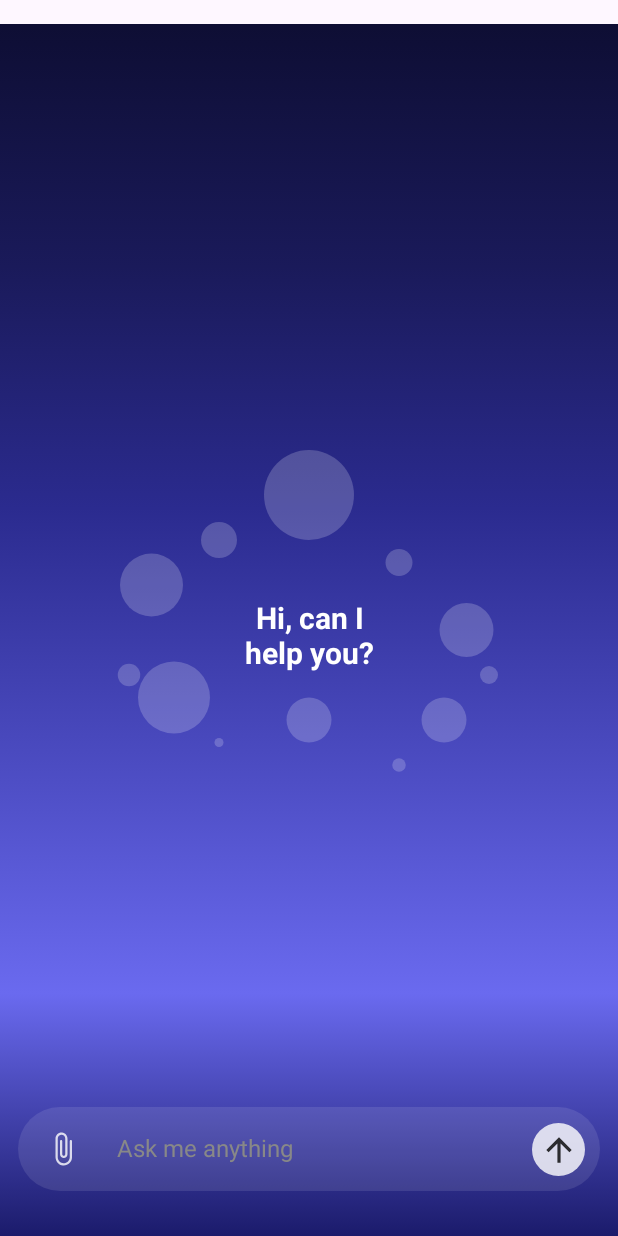
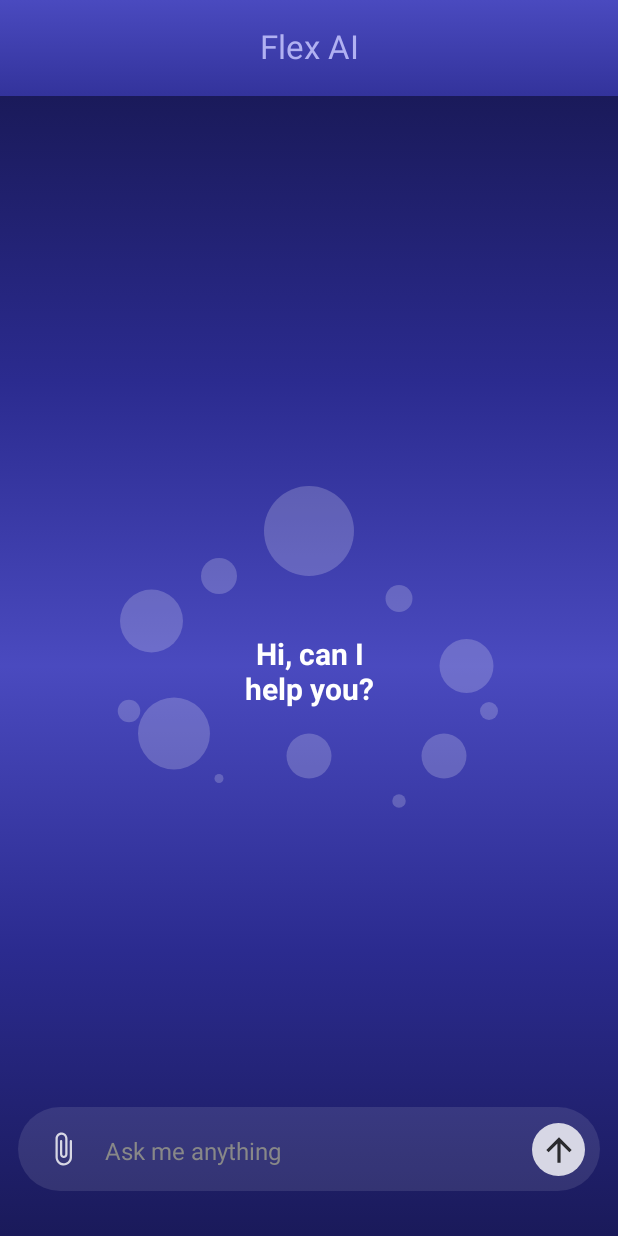
Before and after one commit to RKSRTX76/Flex-AI, an Android app built with Jetpack Compose: the screen it shows after launch (MainActivity), on a phone screen of 412 x 824 dp. Run offline under Robolectric (Android 15) with nearby library versions, the phone set to English and light mode, and no system bars; our stand-ins replace Dagger/Hilt's generated code, accompanist.

Commit message:
UI internal changes

```diff
--- a/app/build.gradle.kts
+++ b/app/build.gradle.kts
@@ -73,6 +73,9 @@ dependencies {
 
 
 
+
+
+
     implementation(libs.androidx.core.ktx)
     implementation(libs.androidx.lifecycle.runtime.ktx)
     implementation(libs.androidx.activity.compose)
--- a/app/src/main/java/com/rksrtx76/flex_ai/MainActivity.kt
+++ b/app/src/main/java/com/rksrtx76/flex_ai/MainActivity.kt
@@ -4,8 +4,10 @@ import android.os.Bundle
 import androidx.activity.ComponentActivity
 import androidx.activity.compose.setContent
 import androidx.activity.enableEdgeToEdge
+import androidx.compose.foundation.background
 import androidx.compose.foundation.layout.fillMaxSize
 import androidx.compose.material3.MaterialTheme
+import androidx.compose.material3.Scaffold
 import androidx.compose.material3.Surface
 import androidx.compose.ui.Modifier
 import com.rksrtx76.flex_ai.presentation.HomeScreen
@@ -19,11 +21,12 @@ class MainActivity : ComponentActivity() {
         enableEdgeToEdge()
         setContent {
             FlexAITheme {
-                Surface(
-                    modifier = Modifier.fillMaxSize(),
-                    color = MaterialTheme.colorScheme.background
-                ) {
-                    HomeScreen()
+                Scaffold (
+                    modifier = Modifier
+                        .fillMaxSize()
+                        .background(MaterialTheme.colorScheme.background),
+                ) { paddingValues ->
+                    HomeScreen(paddingValues = paddingValues)
                 }
             }
         }
--- a/app/src/main/java/com/rksrtx76/flex_ai/data/ChatData.kt
+++ b/app/src/main/java/com/rksrtx76/flex_ai/data/ChatData.kt
@@ -16,7 +16,7 @@ object ChatData {
     // without image
     suspend fun getResponse(prompt : String) : Chat {
         val generativeModel = GenerativeModel(
-            modelName = "gemini-1.5-pro",
+            modelName = "gemini-2.5-flash",
             apiKey = API_KEY
         )
         try {
--- a/app/src/main/java/com/rksrtx76/flex_ai/presentation/AppBar.kt
+++ b/app/src/main/java/com/rksrtx76/flex_ai/presentation/AppBar.kt
@@ -17,7 +17,8 @@ import androidx.compose.ui.tooling.preview.Preview
 @Composable
 fun AppBar(
     title: String,
-    scrollBehavior: TopAppBarScrollBehavior
+    scrollBehavior: TopAppBarScrollBehavior,
+    modifier : Modifier = Modifier
 ) {
     CenterAlignedTopAppBar(
         scrollBehavior = scrollBehavior,
@@ -33,18 +34,25 @@ fun AppBar(
             titleContentColor = Color(0xFFB1B1F2),
             navigationIconContentColor = Color(0xFFB1B1F2)
         ),
-        modifier = Modifier
+        modifier = modifier
             .background(
                 Brush.verticalGradient(
                     colors = listOf(
                         Color(0xFF4A4ABF),
                         Color(0xFF2B2B8F),
                         Color(0xFF1A1A5A),
-                        Color(0xFF0E0E34),
-                        Color.Transparent
+//                        Color(0xFF2B2B8F),
+//                        Color(0xFF4A4ABF),
+//                        Color(0xFF2B2B8F),
+//                        Color.Transparent,
+//                        Color(0xFF1A1A5A),
+//                        Color(0xFF2B2B8F),
+//                        Color(0xFF4A4ABF),
+//                        Color(0xFF2B2B8F),
+//                        Color(0xFF1A1A5A)
                     ),
                     startY = 0f,
-                    endY = 400f
+                    endY = 260f
                 )
             )
     )
--- a/app/src/main/java/com/rksrtx76/flex_ai/presentation/ChatScreen.kt
+++ b/app/src/main/java/com/rksrtx76/flex_ai/presentation/ChatScreen.kt
@@ -20,6 +20,7 @@ import androidx.compose.foundation.layout.height
 import androidx.compose.foundation.layout.navigationBarsPadding
 import androidx.compose.foundation.layout.padding
 import androidx.compose.foundation.layout.size
+import androidx.compose.foundation.layout.systemBarsPadding
 import androidx.compose.foundation.layout.width
 import androidx.compose.foundation.lazy.LazyColumn
 import androidx.compose.foundation.lazy.itemsIndexed
@@ -28,9 +29,11 @@ import androidx.compose.foundation.text.BasicTextField
 import androidx.compose.material.icons.Icons
 import androidx.compose.material.icons.filled.ArrowUpward
 import androidx.compose.material.icons.rounded.AttachFile
+import androidx.compose.material3.ExperimentalMaterial3Api
 import androidx.compose.material3.Icon
 import androidx.compose.material3.MaterialTheme
 import androidx.compose.material3.Text
+import androidx.compose.material3.TopAppBarScrollBehavior
 import androidx.compose.runtime.Composable
 import androidx.compose.runtime.collectAsState
 import androidx.compose.ui.Alignment
@@ -41,6 +44,7 @@ import androidx.compose.ui.graphics.Brush
 import androidx.compose.ui.graphics.Color
 import androidx.compose.ui.graphics.SolidColor
 import androidx.compose.ui.graphics.asImageBitmap
+import androidx.compose.ui.input.nestedscroll.nestedScroll
 import androidx.compose.ui.layout.ContentScale
 import androidx.compose.ui.platform.LocalContext
 import androidx.compose.ui.text.TextStyle
@@ -57,17 +61,19 @@ import com.rksrtx76.flex_ai.ChatUiEvents
 import kotlinx.coroutines.flow.update
 
 
+@OptIn(ExperimentalMaterial3Api::class)
 @Composable
 fun ChatScreen(
-
-){
+    modifier : Modifier = Modifier,
+    scrollBehavior: TopAppBarScrollBehavior,
+    paddingValues : PaddingValues
+) {
     val chatViewModel = hiltViewModel<ChatViewModel>()
     val chatState = chatViewModel.chatState.collectAsState().value
 
-
     val bitmap = getBitmap(chatViewModel)
 
-    // Pick image from device
+    // Image Picker
     val imagePicker = rememberLauncherForActivityResult(
         contract = ActivityResultContracts.PickVisualMedia()
     ) { uri ->
@@ -77,33 +83,34 @@ fun ChatScreen(
     }
 
     Box(
-        modifier = Modifier
+        modifier = modifier
             .fillMaxSize()
-            .background(MaterialTheme.colorScheme.background)
-            .padding(top = 16.dp)
-            .navigationBarsPadding()
-    ){
-        // Gradient background with blur effect
+            .padding(bottom = paddingValues.calculateBottomPadding())
+            .background(Color(0xFF1A1A5A))
+    ) {
+        // Background and blur effect
         Box(
             modifier = Modifier
                 .fillMaxSize()
                 .background(
                     brush = Brush.verticalGradient(
                         colors = listOf(
-                            Color(0xFF0E0E34),
+//                            Color(0xFF0E0E34),
                             Color(0xFF1A1A5A),
                             Color(0xFF2B2B8F),
                             Color(0xFF4A4ABF),
-                            Color(0xFF6A6AEF),
-                            Color(0xFF1B1B6B)
+//                            Color(0xFF6A6AEF),
+                            Color(0xFF2B2B8F),
+                            Color(0xFF1A1A5A)
                         ),
                         startY = 0f,
                         endY = Float.POSITIVE_INFINITY
                     )
                 )
-                .blur(28.dp) // Balanced blur for a gentle glowing effect
+                .blur(28.dp)
         )
-        if(chatState.chatList.isEmpty()){
+
+        if (chatState.chatList.isEmpty()) {
             Box(
                 modifier = Modifier.fillMaxSize(),
                 contentAlignment = Alignment.Center
@@ -111,6 +118,7 @@ fun ChatScreen(
                 CircularBubblePattern()
             }
         }
+
         Column(
             modifier = Modifier
                 .fillMaxSize()
@@ -121,16 +129,17 @@ fun ChatScreen(
                 modifier = Modifier
                     .weight(1f)
                     .fillMaxWidth()
-                        .padding(horizontal = 8.dp),
+                    .padding(horizontal = 8.dp)
+                    .nestedScroll(scrollBehavior.nestedScrollConnection), // Apply scroll connection
                 reverseLayout = true
             ) {
-                    itemsIndexed(chatState.chatList){ index, chat ->
-                        if(chat.isFromUser){
+                itemsIndexed(chatState.chatList) { index, chat ->
+                    if (chat.isFromUser) {
                         UserChat(
                             prompt = chat.prompt,
                             bitmap = chat.bitmap
                         )
-                        }else{
+                    } else {
                         ModelChat(response = chat.prompt)
                     }
                 }
@@ -145,7 +154,7 @@ fun ChatScreen(
                     )
                     .padding(horizontal = 10.dp, vertical = 8.dp),
                 verticalAlignment = Alignment.CenterVertically,
-                    horizontalArrangement = Arrangement.Absolute.SpaceBetween
+                horizontalArrangement = Arrangement.SpaceBetween
             ) {
                 Icon(
                     imageVector = Icons.Rounded.AttachFile,
@@ -178,19 +187,18 @@ fun ChatScreen(
                     }
                 }
 
-                    Spacer(modifier = Modifier.width(8.dp))
+                Spacer(modifier = Modifier.height(8.dp))
 
                 BasicTextField(
-                        modifier = Modifier.weight(1f),
+                    modifier = Modifier.weight(1f).padding(top = 4.dp),
                     value = chatState.prompt,
                     textStyle = TextStyle(fontSize = 16.sp, color = Color.White),
                     cursorBrush = SolidColor(Color.White),
                     onValueChange = {
                         chatViewModel.onEvent(ChatUiEvents.UpdatePrompt(it))
                     },
-                        // placeholder not exist in this TextField
                     decorationBox = { innerTextField ->
-                            if(chatState.prompt.isEmpty()){
+                        if (chatState.prompt.isEmpty()) {
                             Text(
                                 text = "Ask me anything",
                                 fontSize = 16.sp,
@@ -201,7 +209,6 @@ fun ChatScreen(
                     }
                 )
 
-
                 Spacer(modifier = Modifier.width(8.dp))
 
                 Box(
@@ -210,7 +217,7 @@ fun ChatScreen(
                         .clip(RoundedCornerShape(50.dp))
                         .background(Color.White.copy(alpha = 0.8f)),
                     contentAlignment = Alignment.Center
-                    ){
+                ) {
                     Icon(
                         modifier = Modifier
                             .size(25.dp)
@@ -226,7 +233,6 @@ fun ChatScreen(
             }
         }
     }
-
 }
 
 
@@ -287,7 +293,7 @@ fun UserChat(prompt: String, bitmap: Bitmap?) {
                 Row(
                     modifier = Modifier
                         .clip(RoundedCornerShape(20.dp))
-                        .background(Color.White)
+                        .background(Color.White.copy(alpha = 0.8f))
                         .padding(horizontal = 20.dp, vertical = 8.dp),
                     horizontalArrangement = Arrangement.End
                 ) {
@@ -331,10 +337,10 @@ fun ModelChat(response: String) {
 
 
 
-@Preview(showBackground = true, showSystemUi = true)
-@Composable
-fun PreviewChatScreen() {
-    MaterialTheme {
-        ChatScreen()
-    }
-}
+//@Preview(showBackground = true, showSystemUi = true)
+//@Composable
+//fun PreviewChatScreen() {
+//    MaterialTheme {
+//        ChatScreen()
+//    }
+//}
--- a/app/src/main/java/com/rksrtx76/flex_ai/presentation/HomeScreen.kt
+++ b/app/src/main/java/com/rksrtx76/flex_ai/presentation/HomeScreen.kt
@@ -1,6 +1,17 @@
 package com.rksrtx76.flex_ai.presentation
 
+import androidx.compose.foundation.background
+import androidx.compose.foundation.layout.Column
+import androidx.compose.foundation.layout.PaddingValues
+import androidx.compose.foundation.layout.WindowInsets
+import androidx.compose.foundation.layout.WindowInsetsSides
+import androidx.compose.foundation.layout.fillMaxSize
+import androidx.compose.foundation.layout.only
+import androidx.compose.foundation.layout.safeDrawing
+import androidx.compose.foundation.layout.systemBarsPadding
+import androidx.compose.foundation.layout.windowInsetsPadding
 import androidx.compose.material3.ExperimentalMaterial3Api
+import androidx.compose.material3.MaterialTheme
 import androidx.compose.material3.Scaffold
 import androidx.compose.material3.TopAppBarDefaults
 import androidx.compose.runtime.Composable
@@ -11,15 +22,34 @@ import com.rksrtx76.flex_ai.R
 
 @OptIn(ExperimentalMaterial3Api::class)
 @Composable
-fun HomeScreen(){
-    val scrollState = TopAppBarDefaults.exitUntilCollapsedScrollBehavior()
+fun HomeScreen(
+    paddingValues: PaddingValues,
+    modifier: Modifier = Modifier
+){
+    // Change to pinnedScrollBehavior for smoother effect
+    val scrollBehavior = TopAppBarDefaults.enterAlwaysScrollBehavior()
 
 //    Scaffold(
 //        topBar = {
-//            AppBar(title = stringResource(R.string.app_name), scrollState)
+//            AppBar(title = stringResource(R.string.app_name), scrollBehavior)
 //        },
-//        modifier = Modifier.nestedScroll(scrollState.nestedScrollConnection)
-//    ){
-        ChatScreen()
+//        modifier = Modifier
+//            .systemBarsPadding()
+//            .nestedScroll(scrollBehavior.nestedScrollConnection)
+//    ) {
+//        ChatScreen(scrollBehavior, paddingValues = it)
 //    }
+
+
+
+    Column(
+        modifier = modifier
+            .fillMaxSize()
+            .background(MaterialTheme.colorScheme.background)
+            .windowInsetsPadding(WindowInsets.safeDrawing.only(WindowInsetsSides.Horizontal))
+            .nestedScroll(scrollBehavior.nestedScrollConnection),
+    ) {
+        AppBar(title = stringResource(R.string.app_name), scrollBehavior, modifier = modifier)
+        ChatScreen(scrollBehavior = scrollBehavior, paddingValues =  paddingValues, modifier = modifier)
+    }
 }
--- a/app/src/main/java/com/rksrtx76/flex_ai/ui/theme/Theme.kt
+++ b/app/src/main/java/com/rksrtx76/flex_ai/ui/theme/Theme.kt
@@ -65,13 +65,15 @@ fun FlexAITheme(
 
 
     SideEffect {
+        // Dynamically adjust `darkIcons` based on theme
+        val useDarkIcons = !darkTheme
         systemUiController.setStatusBarColor(
-            color = Color(0xFF1A1A5C),
-            darkIcons = false
+            color = Color.Transparent, // Transparent color for immersive UI
+            darkIcons = useDarkIcons
         )
         systemUiController.setNavigationBarColor(
             color = Color(0xFF1A1A5A),
-            darkIcons = false
+            darkIcons = useDarkIcons
         )
     }
 
--- a/gradle/libs.versions.toml
+++ b/gradle/libs.versions.toml
@@ -1,6 +1,6 @@
 [versions]
 accompanistSystemuicontroller = "0.30.1"
-agp = "8.7.1"
+agp = "8.11.0"
 coilCompose = "2.7.0"
 generativeai = "0.9.0"
 hiltAndroid = "2.52"
```
Also changed, not shown: gradle/wrapper/gradle-wrapper.properties. Lines whose indentation alone changed are shown as unchanged.
